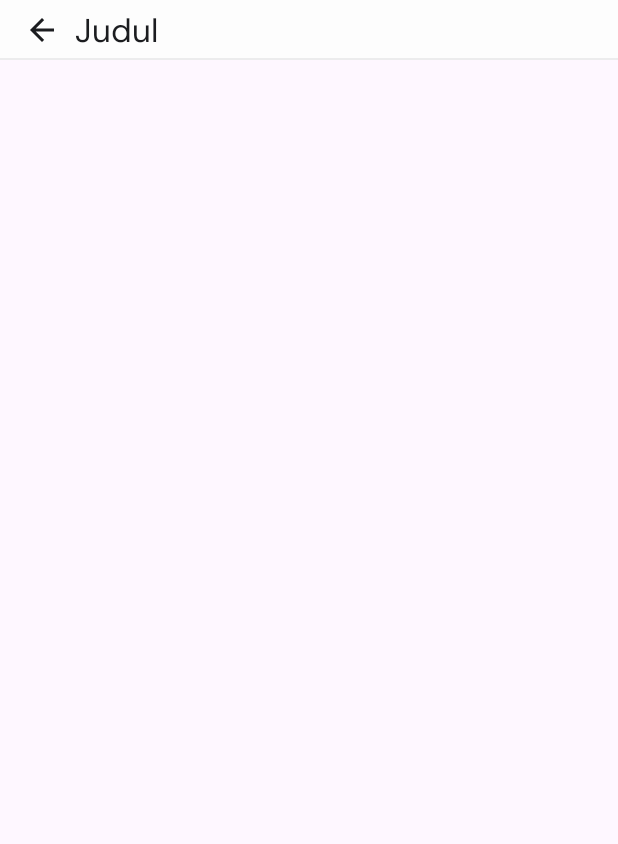
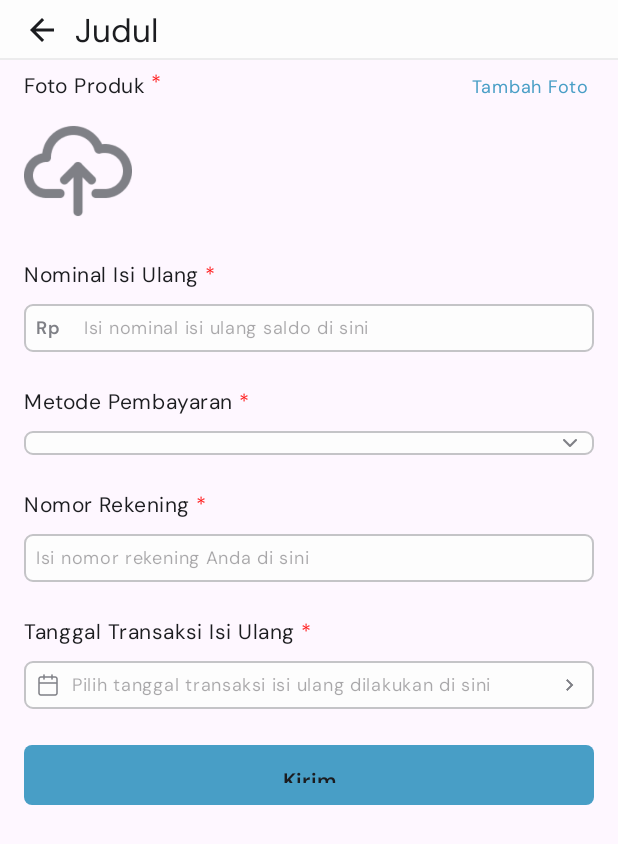
Before and after one commit to shaulascr/ecommerce_serang, an Android app: the BalanceTopUpActivity screen opened directly, with no data from a screen before it, on a phone screen of 412 x 824 dp. Shown: the top 844 px of the screen. Run offline under Robolectric (Android 15) with nearby library versions, the light colour scheme and no system bars.

Commit message:
activity_balance_top_up.xml

```diff
--- /dev/null
+++ b/app/src/main/java/com/alya/ecommerce_serang/ui/profile/mystore/TokoSayaActivity.kt
@@ -0,0 +1,21 @@
+package com.alya.ecommerce_serang.ui.profile.mystore
+
+import android.os.Bundle
+import androidx.activity.enableEdgeToEdge
+import androidx.appcompat.app.AppCompatActivity
+import androidx.core.view.ViewCompat
+import androidx.core.view.WindowInsetsCompat
+import com.alya.ecommerce_serang.R
+
+class TokoSayaActivity : AppCompatActivity() {
+    override fun onCreate(savedInstanceState: Bundle?) {
+        super.onCreate(savedInstanceState)
+        enableEdgeToEdge()
+        setContentView(R.layout.activity_toko_saya)
+        ViewCompat.setOnApplyWindowInsetsListener(findViewById(R.id.main)) { v, insets ->
+            val systemBars = insets.getInsets(WindowInsetsCompat.Type.systemBars())
+            v.setPadding(systemBars.left, systemBars.top, systemBars.right, systemBars.bottom)
+            insets
+        }
+    }
+}
--- a/app/src/main/java/com/alya/ecommerce_serang/ui/profile/mystore/EditStoreProfileActivity.kt
+++ b/app/src/main/java/com/alya/ecommerce_serang/ui/profile/mystore/balance/BalanceTopUpActivity.kt
@@ -1,4 +1,4 @@
-package com.alya.ecommerce_serang.ui.profile.mystore
+package com.alya.ecommerce_serang.ui.profile.mystore.balance
 
 import android.os.Bundle
 import androidx.activity.enableEdgeToEdge
@@ -7,11 +7,11 @@ import androidx.core.view.ViewCompat
 import androidx.core.view.WindowInsetsCompat
 import com.alya.ecommerce_serang.R
 
-class EditStoreProfileActivity : AppCompatActivity() {
+class BalanceTopUpActivity : AppCompatActivity() {
     override fun onCreate(savedInstanceState: Bundle?) {
         super.onCreate(savedInstanceState)
         enableEdgeToEdge()
-        setContentView(R.layout.activity_edit_store_profile)
+        setContentView(R.layout.activity_balance_top_up)
         ViewCompat.setOnApplyWindowInsetsListener(findViewById(R.id.main)) { v, insets ->
             val systemBars = insets.getInsets(WindowInsetsCompat.Type.systemBars())
             v.setPadding(systemBars.left, systemBars.top, systemBars.right, systemBars.bottom)
--- a/app/src/main/java/com/alya/ecommerce_serang/ui/profile/TokoSayaActivity.kt
+++ b/app/src/main/java/com/alya/ecommerce_serang/ui/profile/mystore/product/AddProductActivity.kt
@@ -1,4 +1,4 @@
-package com.alya.ecommerce_serang.ui.profile
+package com.alya.ecommerce_serang.ui.profile.mystore.product
 
 import android.os.Bundle
 import androidx.activity.enableEdgeToEdge
@@ -7,11 +7,11 @@ import androidx.core.view.ViewCompat
 import androidx.core.view.WindowInsetsCompat
 import com.alya.ecommerce_serang.R
 
-class TokoSayaActivity : AppCompatActivity() {
+class AddProductActivity : AppCompatActivity() {
     override fun onCreate(savedInstanceState: Bundle?) {
         super.onCreate(savedInstanceState)
         enableEdgeToEdge()
-        setContentView(R.layout.activity_toko_saya)
+        setContentView(R.layout.activity_add_product)
         ViewCompat.setOnApplyWindowInsetsListener(findViewById(R.id.main)) { v, insets ->
             val systemBars = insets.getInsets(WindowInsetsCompat.Type.systemBars())
             v.setPadding(systemBars.left, systemBars.top, systemBars.right, systemBars.bottom)
--- a/app/src/main/java/com/alya/ecommerce_serang/ui/profile/mystore/AddProductActivity.kt
+++ b/app/src/main/java/com/alya/ecommerce_serang/ui/profile/mystore/profile/EditStoreProfileActivity.kt
@@ -1,4 +1,4 @@
-package com.alya.ecommerce_serang.ui.profile.mystore
+package com.alya.ecommerce_serang.ui.profile.mystore.profile
 
 import android.os.Bundle
 import androidx.activity.enableEdgeToEdge
@@ -7,11 +7,11 @@ import androidx.core.view.ViewCompat
 import androidx.core.view.WindowInsetsCompat
 import com.alya.ecommerce_serang.R
 
-class AddProductActivity : AppCompatActivity() {
+class EditStoreProfileActivity : AppCompatActivity() {
     override fun onCreate(savedInstanceState: Bundle?) {
         super.onCreate(savedInstanceState)
         enableEdgeToEdge()
-        setContentView(R.layout.activity_add_product)
+        setContentView(R.layout.activity_edit_store_profile)
         ViewCompat.setOnApplyWindowInsetsListener(findViewById(R.id.main)) { v, insets ->
             val systemBars = insets.getInsets(WindowInsetsCompat.Type.systemBars())
             v.setPadding(systemBars.left, systemBars.top, systemBars.right, systemBars.bottom)
--- a/app/src/main/res/layout-v28/activity_toko_saya.xml
+++ b/app/src/main/res/layout-v28/activity_toko_saya.xml
@@ -6,7 +6,7 @@
     android:layout_width="match_parent"
     android:layout_height="match_parent"
     android:orientation="vertical"
-    tools:context=".ui.profile.TokoSayaActivity">
+    tools:context=".ui.profile.mystore.TokoSayaActivity">
 
     <include layout="@layout/header" />
 
--- a/app/src/main/res/layout/activity_add_product.xml
+++ b/app/src/main/res/layout/activity_add_product.xml
@@ -6,7 +6,7 @@
     android:layout_width="match_parent"
     android:layout_height="match_parent"
     android:orientation="vertical"
-    tools:context=".ui.profile.mystore.AddProductActivity">
+    tools:context=".ui.profile.mystore.product.AddProductActivity">
 
     <include layout="@layout/header" />
 
@@ -171,8 +171,8 @@
                     <ImageView
                         android:layout_width="16dp"
                         android:layout_height="16dp"
-                        android:padding="8dp"
                         android:src="@drawable/ic_down"
+                        android:layout_marginEnd="8dp"
                         android:contentDescription="Chevron Down" />
 
                 </LinearLayout>
@@ -483,8 +483,8 @@
                     <ImageView
                         android:layout_width="16dp"
                         android:layout_height="16dp"
-                        android:padding="8dp"
                         android:src="@drawable/ic_down"
+                        android:layout_marginEnd="8dp"
                         android:contentDescription="Chevron Down" />
 
                 </LinearLayout>
--- /dev/null
+++ b/app/src/main/res/layout/activity_balance_top_up.xml
@@ -0,0 +1,327 @@
+<?xml version="1.0" encoding="utf-8"?>
+<LinearLayout xmlns:android="http://schemas.android.com/apk/res/android"
+    xmlns:app="http://schemas.android.com/apk/res-auto"
+    xmlns:tools="http://schemas.android.com/tools"
+    android:id="@+id/main"
+    android:layout_width="match_parent"
+    android:layout_height="match_parent"
+    tools:context=".ui.profile.mystore.balance.BalanceTopUpActivity"
+    android:orientation="vertical">
+
+    <include layout="@layout/header" />
+
+    <ScrollView
+        android:layout_width="match_parent"
+        android:layout_height="0dp"
+        android:layout_weight="1">
+
+        <LinearLayout
+            android:layout_width="match_parent"
+            android:layout_height="wrap_content"
+            android:orientation="vertical"
+            android:paddingVertical="@dimen/vertical_safe_area"
+            android:paddingHorizontal="@dimen/horizontal_safe_area">
+
+            <!-- Foto Produk -->
+            <LinearLayout
+                android:layout_width="match_parent"
+                android:layout_height="wrap_content"
+                android:orientation="vertical"
+                android:layout_marginBottom="24dp">
+
+                <!-- Label Foto Produk -->
+                <LinearLayout
+                    android:layout_width="match_parent"
+                    android:layout_height="wrap_content"
+                    android:orientation="horizontal">
+
+                    <TextView
+                        android:layout_width="wrap_content"
+                        android:layout_height="wrap_content"
+                        android:text="Foto Produk"
+                        style="@style/body_medium"
+                        android:layout_marginEnd="4dp"/>
+
+                    <TextView
+                        android:layout_width="0dp"
+                        android:layout_height="wrap_content"
+                        android:layout_weight="1"
+                        android:text="*"
+                        style="@style/body_medium"
+                        android:textColor="@color/red_required"
+                        android:layout_gravity="end"/>
+
+                    <!-- TextView sebagai link untuk upload gambar -->
+                    <TextView
+                        android:id="@+id/tv_tambah_foto"
+                        android:layout_width="wrap_content"
+                        android:layout_height="wrap_content"
+                        android:text="Tambah Foto"
+                        android:textColor="@color/blue_500"
+                        style="@style/body_small"
+                        android:padding="4dp"
+                        android:clickable="true"
+                        android:focusable="true"/>
+
+                </LinearLayout>
+
+                <!-- ImageView untuk preview gambar -->
+                <ImageView
+                    android:id="@+id/img_preview"
+                    android:layout_width="72dp"
+                    android:layout_height="72dp"
+                    android:layout_marginTop="8dp"
+                    android:scaleType="centerCrop"
+                    android:contentDescription="Preview Gambar"
+                    android:src="@drawable/ic_upload"/>
+
+            </LinearLayout>
+
+            <!-- Nominal Isi Ulang -->
+            <LinearLayout
+                android:layout_width="match_parent"
+                android:layout_height="wrap_content"
+                android:orientation="vertical"
+                android:layout_marginBottom="24dp">
+
+                <!-- Label Harga Produk -->
+                <LinearLayout
+                    android:layout_width="match_parent"
+                    android:layout_height="wrap_content"
+                    android:orientation="horizontal">
+
+                    <TextView
+                        android:layout_width="wrap_content"
+                        android:layout_height="wrap_content"
+                        android:text="Nominal Isi Ulang"
+                        style="@style/body_medium"
+                        android:layout_marginEnd="4dp"/>
+
+                    <TextView
+                        android:layout_width="0dp"
+                        android:layout_height="wrap_content"
+                        android:layout_weight="1"
+                        android:text="*"
+                        style="@style/body_medium"
+                        android:textColor="@color/red_required"
+                        android:layout_gravity="end"/>
+
+                </LinearLayout>
+
+                <!-- Input Harga dengan Prefix "Rp" -->
+                <LinearLayout
+                    android:layout_width="match_parent"
+                    android:layout_height="wrap_content"
+                    android:orientation="horizontal"
+                    android:background="@drawable/bg_text_field"
+                    android:layout_marginTop="10dp">
+
+                    <TextView
+                        android:layout_width="wrap_content"
+                        android:layout_height="wrap_content"
+                        android:text="Rp"
+                        style="@style/label_medium_prominent"
+                        android:textColor="@color/black_300"
+                        android:padding="8dp" />
+
+                    <EditText
+                        android:id="@+id/edt_nominal_topup"
+                        android:layout_width="match_parent"
+                        android:layout_height="wrap_content"
+                        android:background="@null"
+                        android:hint="Isi nominal isi ulang saldo di sini"
+                        android:inputType="number"
+                        android:padding="8dp"
+                        style="@style/body_small" />
+
+                </LinearLayout>
+
+            </LinearLayout>
+
+            <!-- Metode Pembayaran -->
+            <LinearLayout
+                android:layout_width="match_parent"
+                android:layout_height="wrap_content"
+                android:orientation="vertical"
+                android:layout_marginBottom="24dp">
+
+                <!-- Label Metode Pembayaran -->
+                <LinearLayout
+                    android:layout_width="match_parent"
+                    android:layout_height="wrap_content"
+                    android:orientation="horizontal">
+
+                    <TextView
+                        android:layout_width="wrap_content"
+                        android:layout_height="wrap_content"
+                        android:text="Metode Pembayaran"
+                        style="@style/body_medium"
+                        android:layout_marginEnd="4dp"/>
+
+                    <TextView
+                        android:layout_width="0dp"
+                        android:layout_height="wrap_content"
+                        android:layout_weight="1"
+                        android:text="*"
+                        style="@style/body_medium"
+                        android:textColor="@color/red_required"
+                        android:layout_gravity="end"/>
+
+                </LinearLayout>
+
+                <!-- Spinner Dropdown dengan Chevron -->
+                <LinearLayout
+                    android:layout_width="match_parent"
+                    android:layout_height="wrap_content"
+                    android:orientation="horizontal"
+                    android:background="@drawable/bg_text_field"
+                    android:gravity="center_vertical"
+                    android:layout_marginTop="10dp">
+
+                    <Spinner
+                        android:id="@+id/spinner_metode_bayar"
+                        android:layout_width="0dp"
+                        android:layout_height="wrap_content"
+                        android:layout_weight="1"
+                        android:padding="8dp"
+                        style="@style/body_small"
+                        android:background="@null"/>
+
+                    <!-- Chevron Down Icon -->
+                    <ImageView
+                        android:layout_width="16dp"
+                        android:layout_height="16dp"
+                        android:src="@drawable/ic_down"
+                        android:layout_marginEnd="8dp"
+                        android:contentDescription="Chevron Down" />
+
+                </LinearLayout>
+
+            </LinearLayout>
+
+            <!-- Nomor Rekening -->
+            <LinearLayout
+                android:layout_width="match_parent"
+                android:layout_height="wrap_content"
+                android:orientation="vertical"
+                android:layout_marginBottom="24dp">
+
+                <LinearLayout
+                    android:layout_width="match_parent"
+                    android:layout_height="wrap_content"
+                    android:orientation="horizontal">
+
+                    <TextView
+                        android:layout_width="wrap_content"
+                        android:layout_height="wrap_content"
+                        android:text="Nomor Rekening"
+                        style="@style/body_medium"
+                        android:layout_marginEnd="4dp"/>
+
+                    <TextView
+                        android:layout_width="0dp"
+                        android:layout_height="wrap_content"
+                        android:layout_weight="1"
+                        android:text="*"
+                        style="@style/body_medium"
+                        android:textColor="@color/red_required"
+                        android:layout_gravity="end"/>
+
+                </LinearLayout>
+
+                <EditText
+                    android:id="@+id/edt_no_rekening"
+                    android:layout_width="match_parent"
+                    android:layout_height="wrap_content"
+                    android:background="@drawable/bg_text_field"
+                    android:hint="Isi nomor rekening Anda di sini"
+                    android:padding="8dp"
+                    style="@style/body_small"
+                    android:layout_marginTop="10dp"/>
+
+            </LinearLayout>
+
+            <!-- Tanggal Transaksi -->
+            <LinearLayout
+                android:layout_width="match_parent"
+                android:layout_height="wrap_content"
+                android:orientation="vertical"
+                android:layout_marginBottom="24dp">
+
+                <!-- Label -->
+                <LinearLayout
+                    android:layout_width="match_parent"
+                    android:layout_height="wrap_content"
+                    android:orientation="horizontal">
+
+                    <TextView
+                        android:layout_width="wrap_content"
+                        android:layout_height="wrap_content"
+                        android:text="Tanggal Transaksi Isi Ulang"
+                        style="@style/body_medium"
+                        android:layout_marginEnd="4dp"/>
+
+                    <TextView
+                        android:layout_width="0dp"
+                        android:layout_height="wrap_content"
+                        android:layout_weight="1"
+                        android:text="*"
+                        style="@style/body_medium"
+                        android:textColor="@color/red_required"
+                        android:layout_gravity="end"/>
+
+                </LinearLayout>
+
+                <!-- Date Picker dengan Icon -->
+                <LinearLayout
+                    android:layout_width="match_parent"
+                    android:layout_height="wrap_content"
+                    android:background="@drawable/bg_text_field"
+                    android:layout_marginTop="10dp"
+                    android:orientation="horizontal"
+                    android:gravity="center_vertical">
+
+                    <!-- Icon Kalender -->
+                    <ImageView
+                        android:id="@+id/iconDatePicker"
+                        android:layout_width="16dp"
+                        android:layout_height="16dp"
+                        android:layout_marginStart="8dp"
+                        android:src="@drawable/ic_calendar"
+                        android:contentDescription="Pilih Tanggal" />
+
+                    <EditText
+                        android:id="@+id/edt_tgl_transaksi"
+                        android:layout_width="0dp"
+                        android:layout_height="wrap_content"
+                        android:layout_weight="1"
+                        android:hint="Pilih tanggal transaksi isi ulang dilakukan di sini"
+                        android:padding="8dp"
+                        style="@style/body_small"
+                        android:background="@null"
+                        android:focusable="false"
+                        android:clickable="true" />
+
+                    <ImageView
+                        android:id="@+id/img_date_picker"
+                        android:layout_width="16dp"
+                        android:layout_height="16dp"
+                        android:layout_marginEnd="8dp"
+                        android:src="@drawable/ic_navigate_next"
+                        android:contentDescription="Pilih Tanggal"
+                        app:tint="@color/black_300" />
+
+                </LinearLayout>
+
+            </LinearLayout>
+
+            <Button
+                android:id="@+id/btn_send"
+                android:text="Kirim"
+                style="@style/button.large.disabled.long"/>
+
+        </LinearLayout>
+
+    </ScrollView>
+
+</LinearLayout>
--- a/app/src/main/res/layout/activity_edit_store_profile.xml
+++ b/app/src/main/res/layout/activity_edit_store_profile.xml
@@ -5,7 +5,7 @@
     android:id="@+id/main"
     android:layout_width="match_parent"
     android:layout_height="match_parent"
-    tools:context=".ui.profile.mystore.EditStoreProfileActivity">
+    tools:context=".ui.profile.mystore.profile.EditStoreProfileActivity">
 
     <include layout="@layout/header" />
 
--- a/app/src/main/res/layout/activity_toko_saya.xml
+++ b/app/src/main/res/layout/activity_toko_saya.xml
@@ -6,7 +6,7 @@
     android:layout_width="match_parent"
     android:layout_height="match_parent"
     android:orientation="vertical"
-    tools:context=".ui.profile.TokoSayaActivity">
+    tools:context=".ui.profile.mystore.TokoSayaActivity">
 
     <include layout="@layout/header" />
 
```
Also changed, not shown: app/src/main/AndroidManifest.xml (+6 -3 lines), app/src/main/res/drawable/ic_calendar.png (added).
